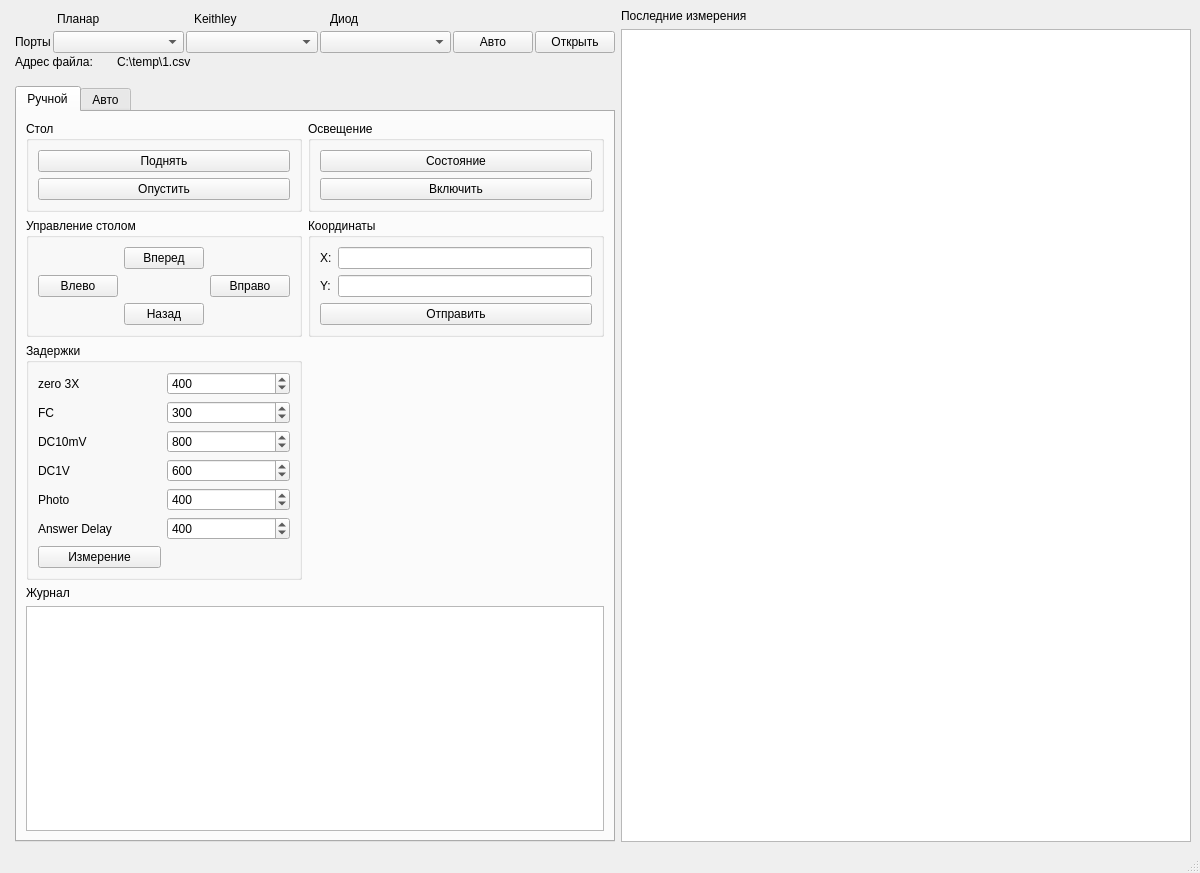
NatiBampo/ZondCOM, file mainwindow.ui: the form before one commit.
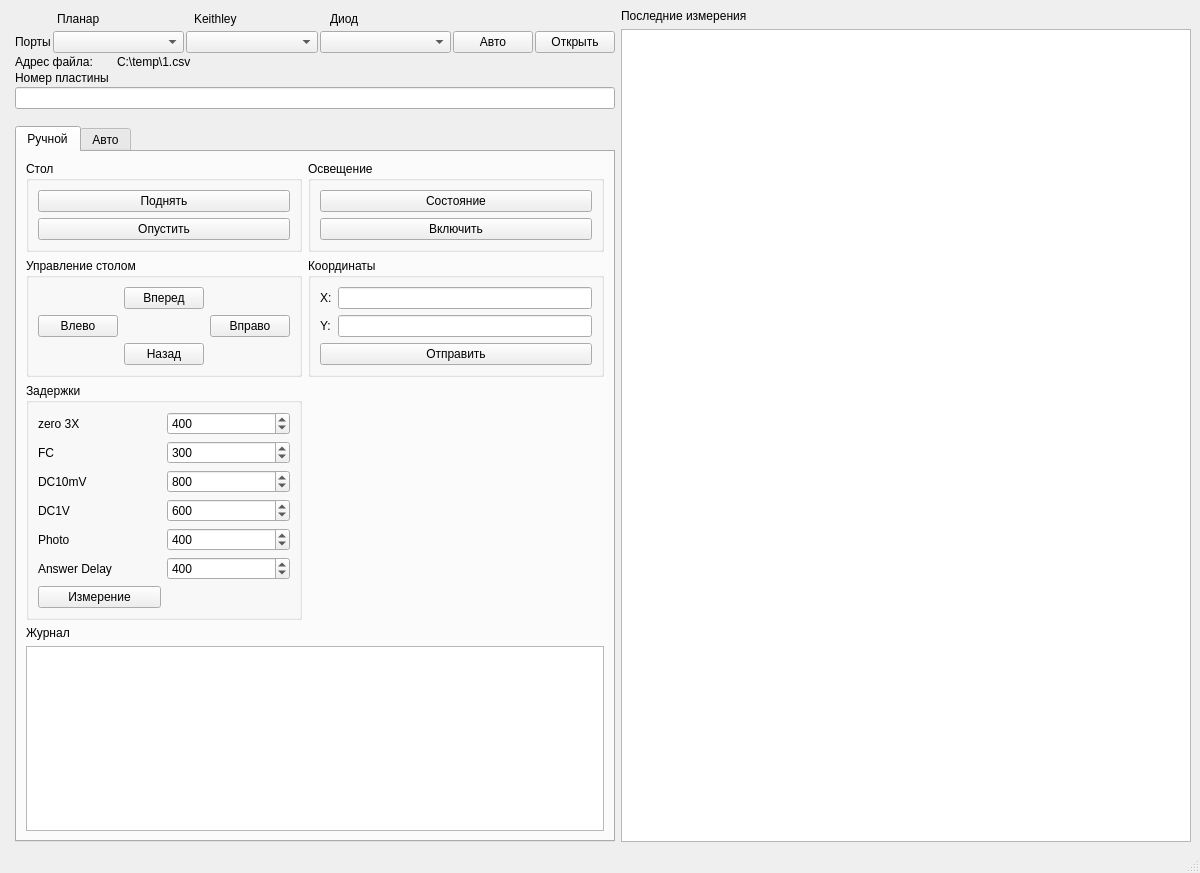
The form after the commit.

Diff of the .ui file:
```diff
--- a/mainwindow.ui
+++ b/mainwindow.ui
@@ -78,7 +78,7 @@
     <item row="0" column="0" rowspan="6">
      <layout class="QFormLayout" name="formLayout">
       <item row="0" column="1">
-       <layout class="QVBoxLayout" name="verticalLayout_3" stretch="0,0,0">
+       <layout class="QVBoxLayout" name="verticalLayout_3" stretch="0,0,0,0,0">
         <property name="spacing">
          <number>2</number>
         </property>
@@ -257,6 +257,16 @@
           </item>
          </layout>
         </item>
+        <item>
+         <widget class="QLabel" name="label_30">
+          <property name="text">
+           <string>Номер пластины</string>
+          </property>
+         </widget>
+        </item>
+        <item>
+         <widget class="QLineEdit" name="lineEdit"/>
+        </item>
        </layout>
       </item>
       <item row="1" column="1">
```
